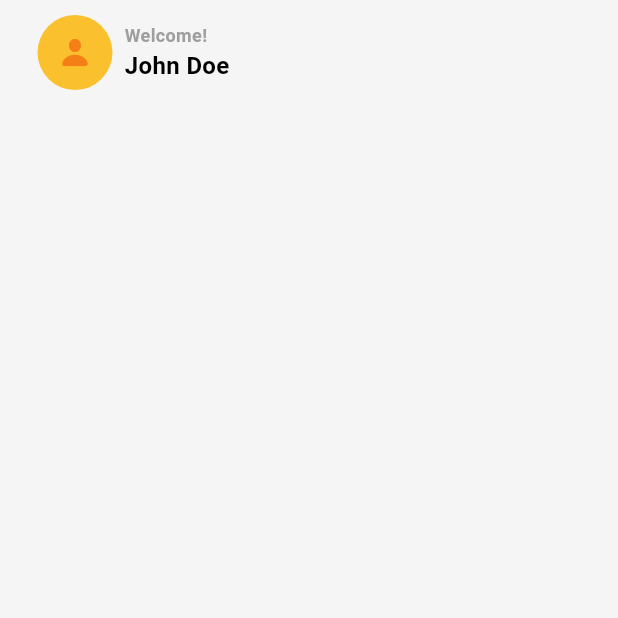
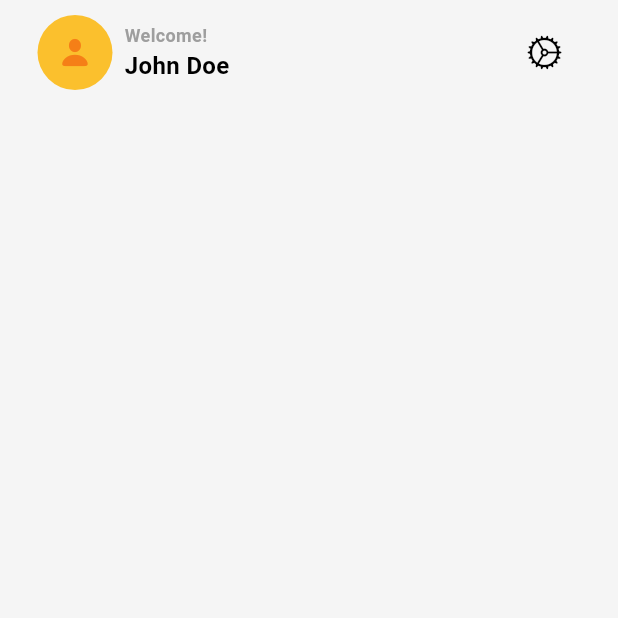
Before and after one commit to Rashmina2000/Expense_tracker_flutter-app, a Flutter app: the screen it shows after launch, on a phone screen of 412 x 824 dp, the top half of it. Run offline on Flutter 3.47's test engine with Material 3 defaults, Android fonts, the phone set to English and light mode, and no system bars.

Commit message:
Home profile setting

```diff
--- a/lib/screens/home/views/main_screen.dart
+++ b/lib/screens/home/views/main_screen.dart
@@ -10,6 +10,9 @@ class MainScreen extends StatelessWidget {
       child: Padding(
         padding: const EdgeInsets.symmetric(horizontal: 25.0, vertical: 10.0),
         child: Column(
+          children: [
+            Row(
+              mainAxisAlignment: MainAxisAlignment.spaceBetween,
               children: [
                 Row(
                   children: [
@@ -56,6 +59,14 @@ class MainScreen extends StatelessWidget {
                     ),
                   ],
                 ),
+                IconButton(
+                  onPressed: () {},
+                  icon: Icon(
+                    CupertinoIcons.settings,
+                  ),
+                ),
+              ],
+            ),
           ],
         ),
       ),
```
Lines whose indentation alone changed are shown as unchanged.
